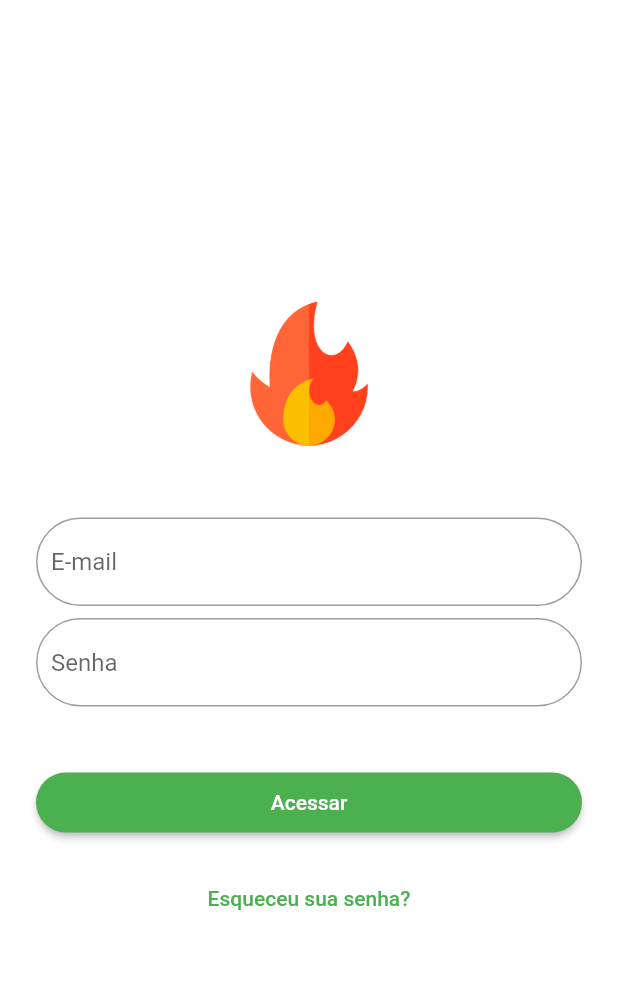
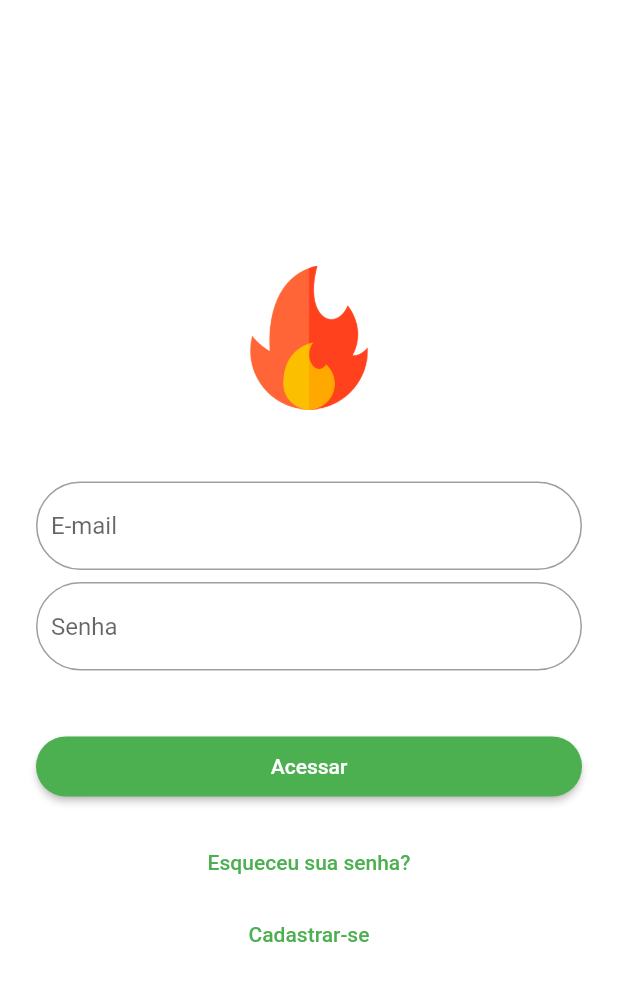
Before and after one commit to allanrizza/login_firebase, a Flutter app: the screen it shows after launch, on a phone screen of 412 x 824 dp. Shown: the top 981 px of the screen. Run offline on Flutter 3.47's test engine with Material 2 defaults, Android fonts, the phone set to English and light mode, and no system bars; our stand-ins replace cloud_firestore, firebase_auth, get, splashscreen; accounts and stored records are empty.

Commit message:
criando login_binding e injetando dependências

```diff
--- a/lib/app/ui/android/login_page.dart
+++ b/lib/app/ui/android/login_page.dart
@@ -1,7 +1,10 @@
 import 'package:flutter/material.dart';
 import 'package:get/get.dart';
+import 'package:login_firebase/app/controller/login_controller.dart';
 
 class LoginPage extends StatelessWidget {
+  final LoginController _loginController = Get.find<LoginController>();
+
   @override
   Widget build(BuildContext context) {
     return Scaffold(
@@ -21,6 +24,7 @@ class LoginPage extends StatelessWidget {
             ),
             SizedBox(height: 48.0),
             TextFormField(
+              controller: _loginController.emailTextController,
               keyboardType: TextInputType.emailAddress,
               // initialValue: 'emailteste@gmail.com',
               decoration: InputDecoration(
@@ -34,6 +38,7 @@ class LoginPage extends StatelessWidget {
             ),
             SizedBox(height: 8.0),
             TextFormField(
+              controller: _loginController.passwordTextController,
               //initialValue: 'emailteste@gmail.com',
               obscureText: true,
               decoration: InputDecoration(
@@ -68,6 +73,13 @@ class LoginPage extends StatelessWidget {
                 style: TextStyle(color: Get.theme.primaryColor),
               ),
             ),
+            FlatButton(
+              onPressed: () {},
+              child: Text(
+                'Cadastrar-se',
+                style: TextStyle(color: Get.theme.primaryColor),
+              ),
+            ),
           ],
         ),
       ),
```
Also changed, not shown: lib/app/bindings/login_binding.dart (added, +12 -0 lines), lib/app/routes/app_pages.dart (+14 -3 lines), lib/app/ui/android/initial_page.dart (+9 -12 lines).
